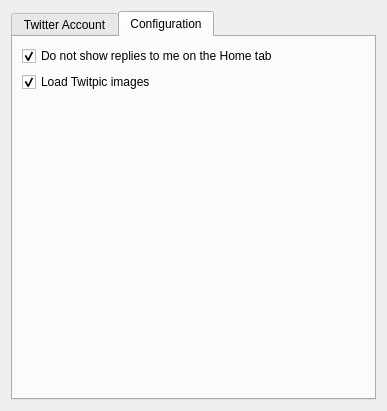
The window that microblogs/twitter/twittereditaccount_base.ui (KDE/choqok) describes before a commit, drawn with Qt 5.
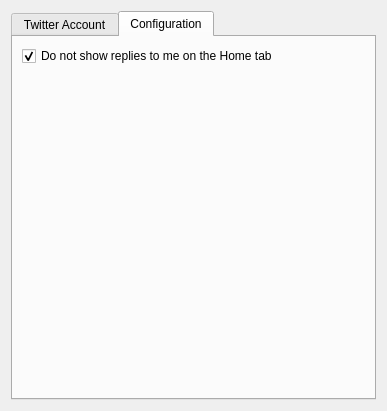
The same window after the commit. The open tabs and pages were chosen to show the change. Custom widgets are drawn as their Qt base class.

Commit message: Using secure connection made default in add account dialog

```diff
--- a/microblogs/twitter/twittereditaccount_base.ui
+++ b/microblogs/twitter/twittereditaccount_base.ui
@@ -247,16 +247,6 @@
          </property>
         </widget>
        </item>
-       <item>
-        <widget class="QCheckBox" name="kcfg_loadTwitpicImages">
-         <property name="text">
-          <string>Load Twitpic images</string>
-         </property>
-         <property name="checked">
-          <bool>true</bool>
-         </property>
-        </widget>
-       </item>
        <item>
         <spacer name="verticalSpacer">
          <property name="orientation">
```
Left out of the diff: 4 changed lines with no effect on the pictures. The commit also changes 2 other files.
